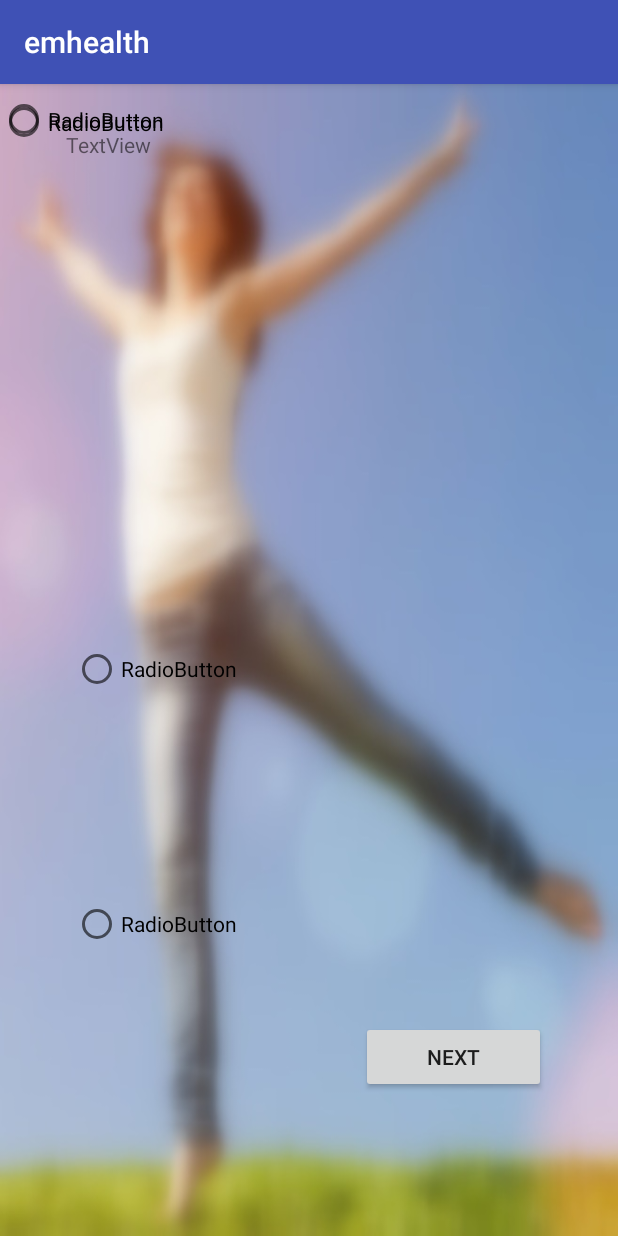
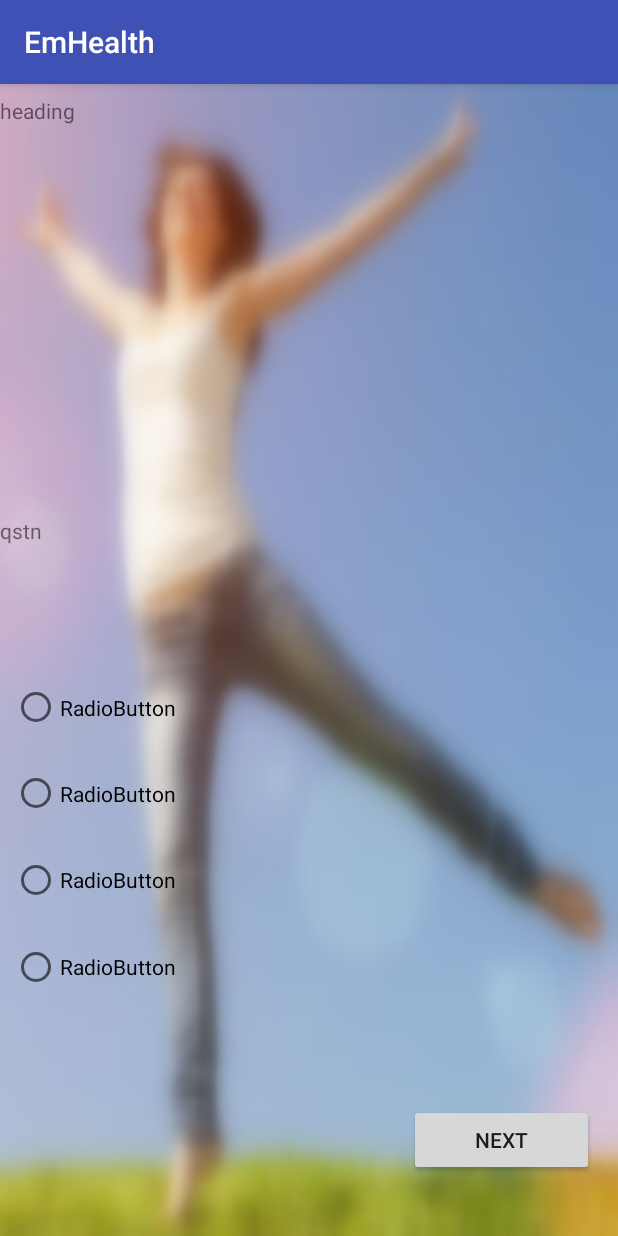
Before and after one commit to jesnajabbar5/emhealth3, an Android app: the Answer_Question screen opened directly, with no data from a screen before it, on a phone screen of 412 x 824 dp. Run offline under Robolectric (Android 15) with nearby library versions, the phone set to English and light mode, and no system bars; our stand-ins replace Volley; network calls fail.

Commit message:
android second part

```diff
--- a/app/src/main/java/com/example/jesna/emhealth/Answer_Question.java
+++ b/app/src/main/java/com/example/jesna/emhealth/Answer_Question.java
@@ -7,6 +7,7 @@ import android.view.View;
 import android.widget.Button;
 import android.widget.EditText;
 import android.widget.RadioButton;
+import android.widget.RadioGroup;
 import android.widget.TextView;
 import android.widget.Toast;
 
@@ -28,14 +29,25 @@ public class Answer_Question extends AppCompatActivity {
     RadioButton opt1, opt2, opt3, opt4;
     Button next;
     String question[], answer[];
+    String value;
     public static TextView qst;
-    //String URL_POST = "https://servetechnoresearch.com/Emotion/hupreg.php";
+    String URL_POST = "https://servetechnoresearch.com/Emotion/response.php";
     String URL_POST_fetch = "https://servetechnoresearch.com/Emotion/fetch_question.php";
+
+    private RadioGroup radioGroup;
+    private RadioButton radioButton;
+    private Button btnDisplay;
+
+
 
     @Override
     protected void onCreate(Bundle savedInstanceState) {
         super.onCreate(savedInstanceState);
         setContentView(R.layout.activity_answer__question);
+        addListenerOnButton();
+
+
+
         tit = findViewById(R.id.textView2);
         qst = findViewById(R.id.textView3);
         opt1 = findViewById(R.id.radioButton3);
@@ -43,63 +55,94 @@ public class Answer_Question extends AppCompatActivity {
         opt3 = findViewById(R.id.radioButton5);
         opt4 = findViewById(R.id.radioButton6);
 
-        next = findViewById(R.id.next);
+        //next = findViewById(R.id.next);
 
         //   fetchData process = new fetchData();
         // process.execute();
 
-        InsertS();
+        DisplayQuestion();
 
-           /* next.setOnClickListener(new View.OnClickListener() {
+
+    }
+
+    private void addListenerOnButton() {
+        radioGroup = (RadioGroup) findViewById(R.id.radioGroup);
+        btnDisplay = (Button) findViewById(R.id.next);
+
+        btnDisplay.setOnClickListener(new View.OnClickListener() {
             @Override
             public void onClick(View v) {
-                    InsertSV();
+                int selectedId = radioGroup.getCheckedRadioButtonId();
+
+                // find the radiobutton by returned id
+                radioButton = (RadioButton) findViewById(selectedId);
+
+                Toast.makeText(Answer_Question.this,
+                        radioButton.getText(), Toast.LENGTH_SHORT).show();
+                if (radioButton== opt1)
+                {
+                    value="1";
                 }
-            });
+                else if (radioButton== opt2)
+                {
+                    value="2";
+                }
+                else if (radioButton== opt3)
+                {
+                    value="3";
+                }
+                else if (radioButton== opt4)
+                {
+                    value="4";
+                }
+
+                InsertRESPONSE();
+                }
+
+        }
+        );
+
+
     }
 
 
-        private void InsertSV () {
 
-            StringRequest stringRequest = new StringRequest(Request.Method.POST, URL_POST, new Response.Listener<String>() {
+    private void InsertRESPONSE() {
+
+
+        StringRequest stringRequest=new StringRequest(Request.Method.POST,URL_POST,new Response.Listener<String>(){
             @Override
-                public void onResponse(String response) {
-                    Toast.makeText(Answer_Question.this, response, Toast.LENGTH_SHORT).show();
+            public void onResponse(String response){
+                Toast.makeText(Answer_Question.this,response,Toast.LENGTH_SHORT).show();
             }
-            }, new Response.ErrorListener() {
+        },new Response.ErrorListener(){
             @Override
-                public void onErrorResponse(VolleyError error) {
-                    Toast.makeText(Answer_Question.this, "error", Toast.LENGTH_SHORT).show();
+            public void onErrorResponse(VolleyError error){
+                Toast.makeText(Answer_Question.this,error.getMessage(),Toast.LENGTH_SHORT).show();
             }
 
-            }) {
+        }){
             @Override
-                protected Map<String, String> getParams() throws AuthFailureError {
-                    Map<String, String> params = new HashMap<String, String>();
-                    //String question = qstn.getText().toString();
-                    String option1 = opt1.getText().toString();
-                    String option2 = opt2.getText().toString();
-                    String option3 = opt3.getText().toString();
-                    String option4 = opt4.getText().toString();
+            protected Map<String,String> getParams()throws AuthFailureError {
+                Map<String,String> params=new HashMap<String,String>();
 
-
-                    //  params.put("QUESTION",question);
-                    params.put("OPTION1", option1);
-                    params.put("OPTION2", option2);
-                    params.put("OPTION3", option3);
-                    params.put("OPTION4", option4);
+                params.put("RESPONSE",value);
+                params.put("RID","111");
+                params.put("ID","222");
 
                 return params;
+
 
             }
         };
 
 
-            RequestQueue requestQueue = Volley.newRequestQueue(this);
-            requestQueue.add(stringRequest);*/
+
+        RequestQueue requestQueue= Volley.newRequestQueue(this);
+        requestQueue.add(stringRequest);
     }
 
-        private void InsertS () {
+        private void DisplayQuestion () {
 
             StringRequest stringRequest = new StringRequest(Request.Method.POST, URL_POST_fetch, new Response.Listener<String>() {
                 @Override
@@ -110,9 +153,18 @@ public class Answer_Question extends AppCompatActivity {
 
                         JSONArray array = new JSONArray(response);
                         JSONObject object = array.getJSONObject(0);
-                        String name = object.getString("OPTION4");
+                        String questionn = object.getString("QUESTION");
+                        String op1 = object.getString("OPTION1");
+                        String op2 = object.getString("OPTION2");
+                        String op3 = object.getString("OPTION3");
+                        String op4 = object.getString("OPTION4");
+                        qst.setText(questionn);
+                        opt1.setText(op1);
+                        opt2.setText(op2);
+                        opt3.setText(op3);
+                        opt4.setText(op4);
 
-                        Toast.makeText(Answer_Question.this, name, Toast.LENGTH_SHORT).show();
+                        //Toast.makeText(Answer_Question.this,questionn, Toast.LENGTH_SHORT).show();
                        // Toast.makeText(Answer_Question.this,response, Toast.LENGTH_SHORT).show();
 
                     } catch (Exception e) {
--- a/app/src/main/java/com/example/jesna/emhealth/start.java
+++ b/app/src/main/java/com/example/jesna/emhealth/start.java
@@ -29,7 +29,7 @@ public class start extends Activity {
             @Override
             public void onClick(View v) {
 
-                Intent intent=new Intent(start.this,AddQuestion.class);
+                Intent intent=new Intent(start.this,MainActivity.class);
                 startActivity(intent);
 
             }
--- a/app/src/main/res/layout/activity_answer__question.xml
+++ b/app/src/main/res/layout/activity_answer__question.xml
@@ -5,109 +5,118 @@
     android:layout_width="match_parent"
     android:layout_height="match_parent"
     tools:context=".Answer_Question"
-    android:background="@drawable/relief">
+    android:background="@drawable/relief"
+    android:orientation="vertical">
+
+
 
     <TextView
+        android:text="heading"
         android:id="@+id/textView2"
         android:layout_width="138dp"
         android:layout_height="39dp"
+        android:layout_marginTop="8dp"
+        app:layout_constraintTop_toTopOf="parent"
+        tools:layout_editor_absoluteX="8dp"
+        tools:ignore="MissingConstraints" />
+
+    <TextView
+        android:id="@+id/textView3"
+        android:layout_width="wrap_content"
+        android:layout_height="wrap_content"
+        android:layout_marginBottom="8dp"
+        android:layout_marginTop="8dp"
+        android:text="qstn"
+        app:layout_constraintBottom_toTopOf="@+id/radioGroup"
+        app:layout_constraintTop_toBottomOf="@+id/textView2"
+        app:layout_constraintVertical_bias="0.757"
+        tools:layout_editor_absoluteX="0dp"
+        tools:ignore="MissingConstraints" />
+
+
+    <RadioGroup
+        android:id="@+id/radioGroup"
+        android:layout_width="fill_parent"
+        android:layout_height="238dp"
+        android:layout_marginBottom="52dp"
+        android:orientation="vertical"
+        app:layout_constraintBottom_toTopOf="@+id/next"
+        tools:layout_editor_absoluteX="16dp"
+        tools:ignore="MissingConstraints">
+
+        <RadioButton
+            android:id="@+id/radioButton3"
+            android:layout_width="wrap_content"
+            android:layout_height="51dp"
             android:layout_marginBottom="8dp"
             android:layout_marginEnd="8dp"
             android:layout_marginLeft="8dp"
             android:layout_marginRight="8dp"
             android:layout_marginStart="8dp"
-        android:layout_marginTop="24dp"
-        app:layout_constraintBottom_toBottomOf="parent"
+            android:text="RadioButton"
+            app:layout_constraintBottom_toTopOf="@+id/radioButton4"
             app:layout_constraintEnd_toEndOf="parent"
-        app:layout_constraintHorizontal_bias="0.034"
             app:layout_constraintStart_toStartOf="parent"
-        app:layout_constraintTop_toTopOf="parent"
-        app:layout_constraintVertical_bias="0.03" />
-
-    <RadioButton
-        android:id="@+id/radioButton3"
-        android:layout_width="wrap_content"
-        android:layout_height="51dp"
-        android:text="RadioButton"
-        tools:ignore="MissingConstraints"
-        tools:layout_editor_absoluteX="45dp"
-        tools:layout_editor_absoluteY="252dp" />
+            tools:ignore="MissingConstraints" />
 
         <RadioButton
             android:id="@+id/radioButton4"
             android:layout_width="wrap_content"
             android:layout_height="47dp"
+            android:layout_marginBottom="8dp"
+            android:layout_marginEnd="8dp"
+            android:layout_marginLeft="8dp"
+            android:layout_marginRight="8dp"
+            android:layout_marginStart="8dp"
             android:text="RadioButton"
-        tools:layout_editor_absoluteX="45dp"
-        tools:layout_editor_absoluteY="304dp" />
+            app:layout_constraintBottom_toTopOf="@+id/radioButton5"
+            app:layout_constraintEnd_toEndOf="parent"
+            app:layout_constraintStart_toStartOf="parent" />
 
         <RadioButton
             android:id="@+id/radioButton5"
             android:layout_width="wrap_content"
             android:layout_height="52dp"
+            android:layout_marginBottom="8dp"
             android:layout_marginEnd="8dp"
             android:layout_marginLeft="8dp"
             android:layout_marginRight="8dp"
             android:layout_marginStart="8dp"
-        android:layout_marginTop="364dp"
             android:text="RadioButton"
+            app:layout_constraintBottom_toTopOf="@+id/radioButton6"
             app:layout_constraintEnd_toEndOf="parent"
-        app:layout_constraintHorizontal_bias="0.142"
-        app:layout_constraintStart_toStartOf="parent"
-        app:layout_constraintTop_toTopOf="parent" />
+            app:layout_constraintStart_toStartOf="parent" />
 
         <RadioButton
             android:id="@+id/radioButton6"
             android:layout_width="wrap_content"
             android:layout_height="48dp"
-        android:layout_marginBottom="72dp"
             android:layout_marginEnd="8dp"
             android:layout_marginLeft="8dp"
             android:layout_marginRight="8dp"
             android:layout_marginStart="8dp"
-        android:layout_marginTop="8dp"
             android:text="RadioButton"
-        app:layout_constraintBottom_toBottomOf="parent"
             app:layout_constraintEnd_toEndOf="parent"
-        app:layout_constraintHorizontal_bias="0.142"
             app:layout_constraintStart_toStartOf="parent"
-        app:layout_constraintTop_toBottomOf="@+id/radioButton5" />
+            tools:ignore="MissingConstraints"
+            tools:layout_editor_absoluteY="436dp" />
+
+
+    </RadioGroup>
 
     <Button
         android:id="@+id/next"
         android:layout_width="123dp"
         android:layout_height="wrap_content"
-        android:layout_marginBottom="8dp"
-        android:layout_marginEnd="8dp"
-        android:layout_marginLeft="8dp"
-        android:layout_marginRight="8dp"
-        android:layout_marginStart="8dp"
-        android:layout_marginTop="8dp"
+        android:layout_marginBottom="40dp"
+        android:layout_marginEnd="16dp"
+        android:layout_marginRight="16dp"
         android:text="Next"
         app:layout_constraintBottom_toBottomOf="parent"
-        app:layout_constraintEnd_toEndOf="parent"
-        app:layout_constraintHorizontal_bias="0.853"
-        app:layout_constraintStart_toStartOf="parent"
-        app:layout_constraintTop_toBottomOf="@+id/radioButton6"
-        app:layout_constraintVertical_bias="0.272" />
+        app:layout_constraintEnd_toEndOf="parent" />
 
-    <TextView
-        android:id="@+id/textView3"
-        android:layout_width="325dp"
-        android:layout_height="56dp"
-        android:layout_marginBottom="8dp"
-        android:layout_marginEnd="8dp"
-        android:layout_marginLeft="8dp"
-        android:layout_marginRight="8dp"
-        android:layout_marginStart="8dp"
-        android:layout_marginTop="8dp"
-        android:text="TextView"
-        app:layout_constraintBottom_toTopOf="@+id/radioButton3"
-        app:layout_constraintEnd_toEndOf="parent"
-        app:layout_constraintHorizontal_bias="0.511"
-        app:layout_constraintStart_toStartOf="parent"
-        app:layout_constraintTop_toBottomOf="@+id/textView2"
-        app:layout_constraintVertical_bias="0.392" />
+
+
 
 
 </android.support.constraint.ConstraintLayout>
--- a/app/src/main/res/values/ids.xml
+++ b/app/src/main/res/values/ids.xml
@@ -7,4 +7,5 @@
     <item name="nspinner" type="id" />
     <item name="npass" type="id" />
     <item name="next" type="id" />
+    <item name="login" type="id" />
 </resources>
--- a/app/src/main/res/values/strings.xml
+++ b/app/src/main/res/values/strings.xml
@@ -1,5 +1,5 @@
 <resources>
-    <string name="app_name">emhealth</string>
+    <string name="app_name">EmHealth</string>
     <string name="sex" />
     <string name="rl" />
     <string name="Gender_prompt">Gender</string>
```
Also changed, not shown: app/src/main/AndroidManifest.xml (+4 -4 lines), app/src/main/java/com/example/jesna/emhealth/MainActivity.java (+108 -18 lines), app/src/main/res/layout/activity_add_question.xml (+13 -14 lines), app/src/main/res/drawable/exe.png (added), app/src/main/res/drawable/exercise.png (added). Lines whose indentation alone changed are shown as unchanged.
